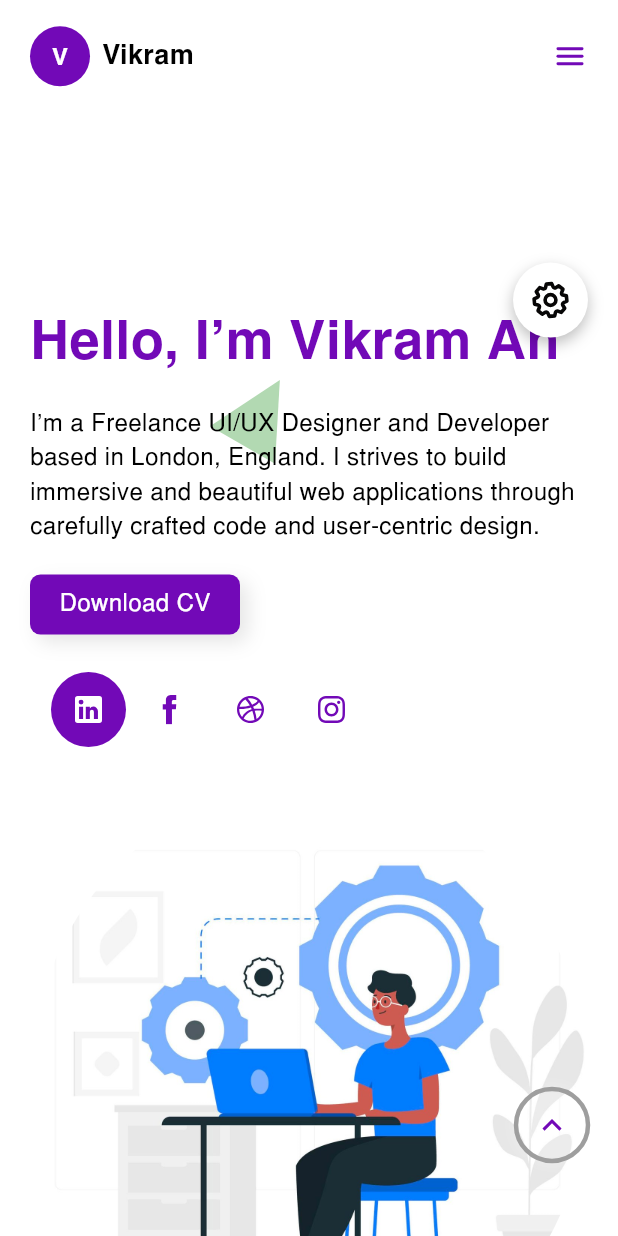
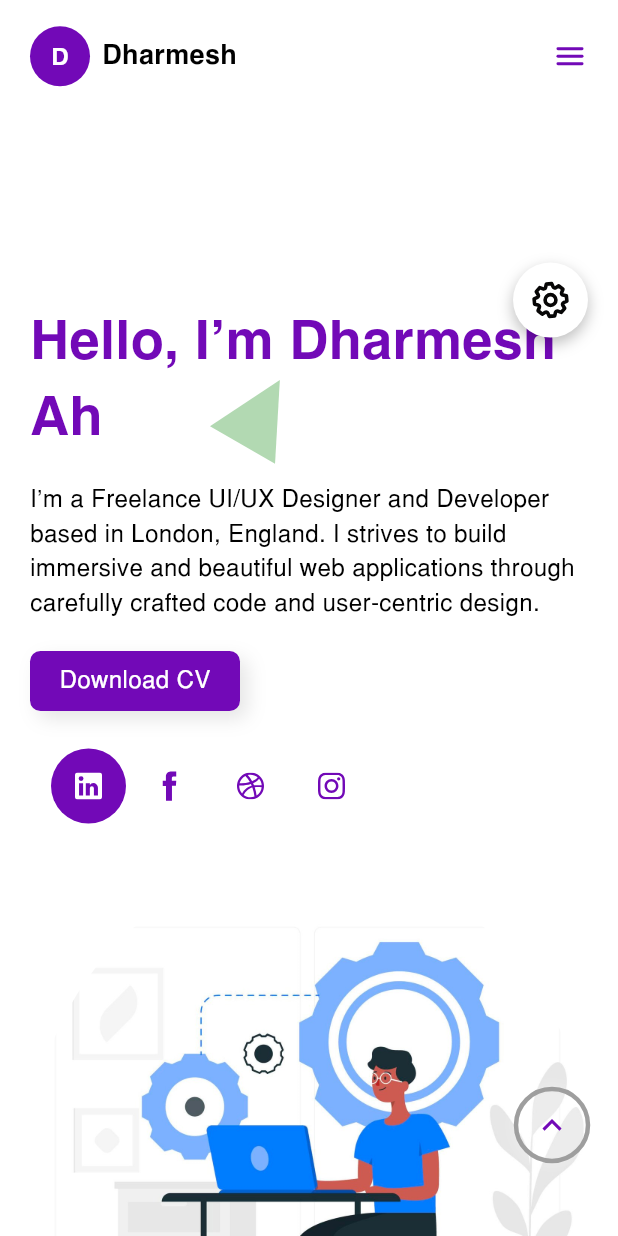
Before and after one commit to Dharmeshkatariya/dharmesh-flutter-portfollio, a Flutter app: the screen it shows after launch, on a phone screen of 412 x 824 dp. Run offline on Flutter 3.47's test engine with Material 3 defaults, Android fonts, the light colour scheme and no system bars; drawn by our look-alikes of toastification; our stand-ins replace animate_do, connectivity_plus, emoji_picker_flutter, firebase_core, flutter_screenutil, flutter_svg and 5 more; missing offline and left inert: dart:html; accounts and stored records are empty.

Commit message:
code update for image update

```diff
--- a/lib/main.dart
+++ b/lib/main.dart
@@ -71,8 +71,7 @@ class MyApp extends StatelessWidget {
   String initialRoute;
   final Map<String, String> queryParams;
 
-  MyApp(this.initialRoute, {Key? key, required this.queryParams})
-      : super(key: key);
+  MyApp(this.initialRoute, {super.key, required this.queryParams});
 
   // This widget is the root of your application.
 
--- a/lib/utils/assets_icons.dart
+++ b/lib/utils/assets_icons.dart
@@ -364,7 +364,7 @@ class AssetsIcons {
   static const icGoogle ='images/ic_google.svg';
   static const icCircleRound ='images/ic_circle_check.svg';
   static const icCheckBG ='images/ic_check_bg.svg';
-  static const vikramProfileImg ='assets/images/vikram.jpeg';
+  static const dharmeshImage ='assets/images/dharmesh.jpg';
   static const homeBannerImage ='assets/images/home_banner.jpg';
   static const icDribble ='assets/icons/ic_driabble.svg';
   static const icFB ='assets/icons/ic_fb.svg';
--- a/lib/utils/string_file.dart
+++ b/lib/utils/string_file.dart
@@ -1,8 +1,9 @@
 import 'package:get/get.dart';
 
 class StringFile {
-  static String appName = 'PortFol';
+  static String appName = 'Dharmesh';
   static String label = 'Label';
+  static String dharmesh = 'Dharmesh';
   static String couldNotLaunch = 'Could not launch';
   static String home = 'Home';
   static String about = 'About';
@@ -13,13 +14,13 @@ class StringFile {
   static String skill = 'Skill';
   static String services = 'Services';
   static String contact = 'Contact';
-  static String footerTitle = 'Vikram';
+  static String footerTitle = 'Dharmesh';
   static String chooseColor = 'Choose Color';
   static String footerDescription = 'DigitUX is a Digital agency that creates user-centered products that help clients evolve.';
   static String fileSuccessfullyDownload = 'The file was successfully downloaded!';
   static String somethingWentWrong = 'Something went wrong';
 
-  static String helloImVikramAhir = 'Hello, I’m Vikram Ahir';
+  static String helloImDharmeshAhir = 'Hello, I’m Dharmesh Ahir';
   static String iamFlutterDeveloper = 'I am a Flutter Developer';
   static String iLoveBuildingBeautifulUI = 'I love building beautiful UI';
   static String animationMakeAppsMoreFun = 'Animations make apps more fun';
@@ -79,7 +80,7 @@ class StringFile {
   static String getInTouchWithUs = 'Get in touch with Us';
   static String needAnswersHelpJustEmail = 'Need Answers? Need help? Just email us.';
   static String yourEmail = 'Your email';
-  static String designedBy = 'Designed by Vikram Ahir 2025';
+  static String designedBy = 'Designed by Dharmesh Ahir 2025';
 
   static String roleDetails = 'Role details';
   static String roleCategories= 'Role Categories';
--- a/lib/web/dashboard/dashboard_home_view.dart
+++ b/lib/web/dashboard/dashboard_home_view.dart
@@ -350,7 +350,7 @@ class DashboardHomeView extends GetView<DashboardHomeViewController> {
       {required bool isSocialMediaVisible, required bool isBorderLess}) {
     return Obx(() {
       return ProfileCard(
-        imageUrl: AssetsIcons.vikramProfileImg,
+        imageUrl: AssetsIcons.dharmeshImage,
         isBorderLess: isBorderLess,
         isSocialMediaVisible: isSocialMediaVisible,
         mList: controller.socialMediaList.value,
--- a/lib/web/dashboard/section/home_profile_section.dart
+++ b/lib/web/dashboard/section/home_profile_section.dart
@@ -133,7 +133,7 @@ class HomeProfileSection extends StatelessWidget {
   Widget _animatedText() {
     return AnimatedTextWidget(
       texts: [
-        StringFile.helloImVikramAhir,
+        StringFile.helloImDharmeshAhir,
         StringFile.iamFlutterDeveloper,
         StringFile.iLoveBuildingBeautifulUI,
         StringFile.animationMakeAppsMoreFun,
--- a/lib/web/dashboard/widget/header_widget.dart
+++ b/lib/web/dashboard/widget/header_widget.dart
@@ -1,5 +1,6 @@
 import 'package:flutter/material.dart';
 import 'package:flutter_screenutil/flutter_screenutil.dart';
+import 'package:vikram_portfollio_dark/utils/string_file.dart';
 import 'package:vikram_portfollio_dark/web/dashboard/widget/user_display_name_widget.dart';
 import '../../../custom_view/custom_horizontal_pager.dart';
 import '../../../custom_view/custom_web_header_tab.dart';
@@ -37,14 +38,14 @@ class HeaderWidget extends StatelessWidget {
       child: Common.isWebSize()
           ? Row(
               children: [
-                UserDisplayNameWidget(name: "Vikram", themeColor: themeColor),
+                UserDisplayNameWidget(name: StringFile.dharmesh, themeColor: themeColor),
                 SizedBox(width: 250.w),
                 Expanded(child: _pager()),
               ],
             )
           : Row(
               children: [
-                Expanded(child: UserDisplayNameWidget(name: "Vikram", themeColor: themeColor)),
+                Expanded(child: UserDisplayNameWidget(name: StringFile.dharmesh, themeColor: themeColor)),
                 mobileMenuWidget,
               ],
             ),
--- a/lib/web/dashboard/widget/user_profile_card.dart
+++ b/lib/web/dashboard/widget/user_profile_card.dart
@@ -39,7 +39,7 @@ class ProfileCard extends StatelessWidget {
           Image.asset(
               width: 350.w,
               height: 350.h,
-              AssetsIcons.vikramProfileImg,
+              AssetsIcons.dharmeshImage,
               fit: BoxFit.contain),
           if (isSocialMediaVisible) ...[
             // Positioned(
```
Also changed, not shown: assets/images/dharmesh.jpg (added), assets/images/vikram.jpeg (deleted), 1 other file.
